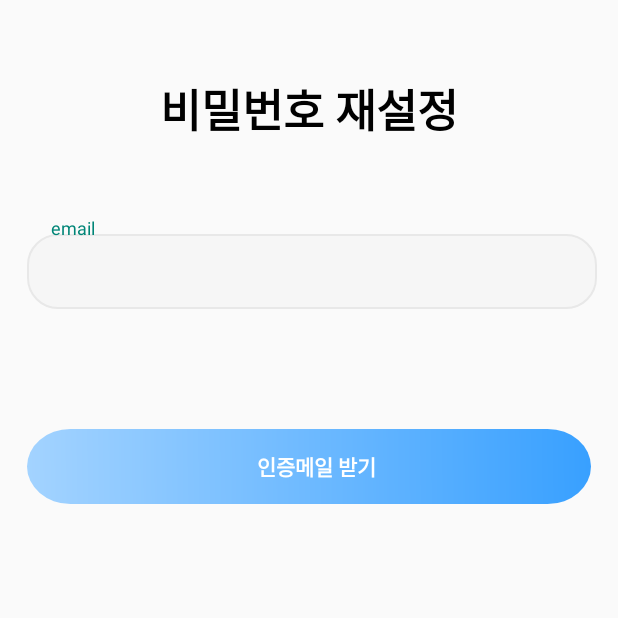
After one commit to kit-capstone/capstone, an Android app: the ForgotPasswordActivity screen opened directly, with no data from a screen before it, on a phone screen of 412 x 824 dp, the top half of it. The commit adds this screen. Run offline under Robolectric (Android 15) with nearby library versions, the phone set to English and light mode, and no system bars; our stand-ins replace Firebase (no records; nobody signed in at launch, a user with empty details on screens opened directly); libraries missing offline, so code that uses them is left out: com.kakao.usermgmt.

Commit message:
비밀번호 재설정 기능 구현

```diff
--- a/app/build.gradle
+++ b/app/build.gradle
@@ -92,4 +92,5 @@ dependencies {
 
     implementation("androidx.fragment:fragment-ktx:1.5.6")
 
+    implementation 'com.google.android.material:material:1.8.0'
 }
--- a/app/src/main/AndroidManifest.xml
+++ b/app/src/main/AndroidManifest.xml
@@ -17,6 +17,9 @@
         android:theme="@style/Theme.BanlanceGameEx"
         android:usesCleartextTraffic="true"
         tools:targetApi="31">
+        <activity
+            android:name=".ForgotPasswordActivity"
+            android:exported="false" />
         <activity
             android:name=".contentsList.ContentListActivity"
             android:exported="false" />
--- /dev/null
+++ b/app/src/main/java/com/example/banlancegameex/ForgotPasswordActivity.kt
@@ -0,0 +1,57 @@
+package com.example.banlancegameex
+
+import android.content.Intent
+import androidx.appcompat.app.AppCompatActivity
+import android.os.Bundle
+import android.util.Patterns
+import android.widget.Toast
+import com.example.banlancegameex.databinding.ActivityForgotPasswordBinding
+import com.google.firebase.auth.FirebaseAuth
+import com.google.firebase.auth.ktx.auth
+import com.google.firebase.ktx.Firebase
+import com.kakao.usermgmt.StringSet.email
+
+class ForgotPasswordActivity : AppCompatActivity() {
+
+    private lateinit var binding : ActivityForgotPasswordBinding
+    private lateinit var auth: FirebaseAuth
+
+    override fun onCreate(savedInstanceState: Bundle?) {
+        super.onCreate(savedInstanceState)
+
+        binding = ActivityForgotPasswordBinding.inflate(layoutInflater)
+
+        auth = Firebase.auth
+
+        setContentView(binding.root)
+
+        binding.passwordResentBtn.setOnClickListener {
+            val email = binding.textEmail.text.toString()
+            if(CheckEmail()){
+                auth.sendPasswordResetEmail(email).addOnCompleteListener {
+                    if(it.isSuccessful){
+                        Toast.makeText(this,"이메일 전송",Toast.LENGTH_SHORT).show()
+                        val intent = Intent(this,MainActivity::class.java)
+                        startActivity(intent)
+                        finish()
+                    }
+                }
+            }
+
+        }
+
+    }
+
+    private fun CheckEmail() : Boolean {
+        val email = binding.textEmail.text.toString()
+        if(email == ""){
+            Toast.makeText(this,"이메일을 입력해주세요",Toast.LENGTH_SHORT).show()
+            return false
+        }
+        if(!Patterns.EMAIL_ADDRESS.matcher(email).matches()){
+            Toast.makeText(this,"이메일 형식을 확인해주세요",Toast.LENGTH_SHORT).show()
+            return false
+        }
+        return true
+    }
+}
--- /dev/null
+++ b/app/src/main/res/drawable/password_resent.xml
@@ -0,0 +1,21 @@
+<vector xmlns:android="http://schemas.android.com/apk/res/android"
+    xmlns:aapt="http://schemas.android.com/aapt"
+    android:width="325dp"
+    android:height="50dp"
+    android:viewportWidth="325"
+    android:viewportHeight="50">
+  <path
+      android:pathData="M25,0L300,0A25,25 0,0 1,325 25L325,25A25,25 0,0 1,300 50L25,50A25,25 0,0 1,0 25L0,25A25,25 0,0 1,25 0z">
+    <aapt:attr name="android:fillColor">
+      <gradient
+          android:startX="0"
+          android:startY="33.5"
+          android:endX="332"
+          android:endY="29"
+          android:type="linear">
+        <item android:offset="0" android:color="#FFA3D3FF"/>
+        <item android:offset="1" android:color="#FF369FFF"/>
+      </gradient>
+    </aapt:attr>
+  </path>
+</vector>
--- /dev/null
+++ b/app/src/main/res/layout/activity_forgot_password.xml
@@ -0,0 +1,57 @@
+<?xml version="1.0" encoding="utf-8"?>
+<LinearLayout
+    xmlns:android="http://schemas.android.com/apk/res/android"
+    xmlns:app="http://schemas.android.com/apk/res-auto"
+    xmlns:tools="http://schemas.android.com/tools"
+    android:layout_width="match_parent"
+    android:layout_height="match_parent"
+    tools:context=".MainActivity"
+    android:orientation="vertical">
+
+
+    <TextView
+        android:layout_width="wrap_content"
+        android:layout_height="wrap_content"
+        android:fontFamily="@font/inter_semibold"
+        android:textStyle="normal"
+        android:textSize="30sp"
+        android:textColor="#000000"
+        android:gravity="center_horizontal"
+        android:layout_gravity="center"
+        android:layout_marginTop="50dp"
+        android:layout_marginBottom="50dp"
+        android:text="비밀번호 재설정"/>
+
+    <com.google.android.material.textfield.TextInputLayout
+        android:layout_width="match_parent"
+        android:layout_height="wrap_content"
+        android:layout_marginBottom="50dp">
+
+        <com.google.android.material.textfield.TextInputEditText
+            android:id="@+id/text_email"
+            android:layout_width="match_parent"
+            android:layout_height="50dp"
+            android:layout_marginStart="18dp"
+            android:layout_marginEnd="14dp"
+            android:layout_marginBottom="30dp"
+            android:background="@drawable/edit_text"
+            android:ems="10"
+            android:hint="email"
+            android:inputType="textEmailAddress"
+            android:padding="16dp"
+            />
+    </com.google.android.material.textfield.TextInputLayout>
+
+    <Button
+        android:id="@+id/password_resent_btn"
+        android:layout_width="match_parent"
+        android:layout_height="wrap_content"
+        android:layout_marginBottom="20dp"
+        android:text="인증메일 받기"
+        android:textStyle="bold"
+        android:textColor="@color/white"
+        android:layout_marginStart="18dp"
+        android:layout_marginEnd="18dp"
+        android:paddingStart="10dp"
+        android:background="@drawable/password_resent"/>
+    </LinearLayout>
--- a/app/src/main/res/values/colors.xml
+++ b/app/src/main/res/values/colors.xml
@@ -12,4 +12,5 @@
     <color name="shadow">#8A000000</color>
     <color name="tilte_blue">#547AFF</color>
     <color name="icon_black">#767676</color>
+    <color name="forgot_password">#70D7FF</color>
 </resources>
```
Also changed, not shown: app/src/main/java/com/example/banlancegameex/MainActivity.kt (+8 -0 lines), app/src/main/java/com/example/banlancegameex/fragment/ProfileFragment.kt (+14 -1 lines), app/src/main/res/drawable/line.xml (added, +11 -0 lines), app/src/main/res/layout/activity_main.xml (+50 -1 lines), app/src/main/res/layout/fragment_profile.xml (+35 -22 lines).
